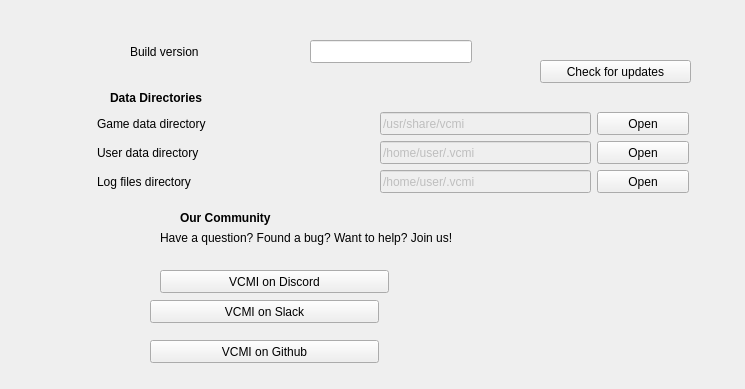
Qt form launcher/aboutProject/aboutproject_moc.ui (vcmi/vcmi) before a commit.
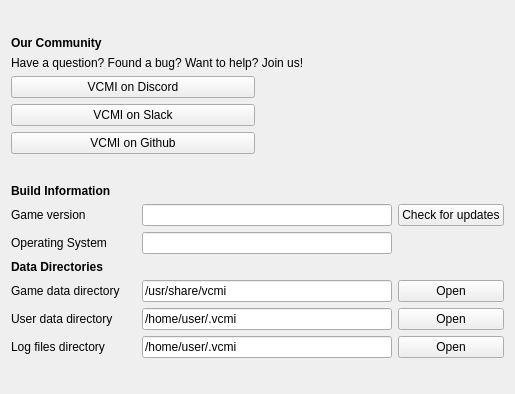
The same form after that commit.

Commit message: Added slightly better layout for "About" screen

Patch:
```diff
--- a/launcher/aboutProject/aboutproject_moc.ui
+++ b/launcher/aboutProject/aboutproject_moc.ui
@@ -6,189 +6,211 @@
    <rect>
     <x>0</x>
     <y>0</y>
-    <width>745</width>
-    <height>389</height>
+    <width>515</width>
+    <height>394</height>
    </rect>
   </property>
   <property name="windowTitle">
    <string/>
   </property>
-  <widget class="QPushButton" name="pushButtonSlack">
-   <property name="geometry">
-    <rect>
-     <x>150</x>
-     <y>300</y>
-     <width>229</width>
-     <height>23</height>
-    </rect>
-   </property>
-   <property name="text">
-    <string>VCMI on Slack</string>
-   </property>
-  </widget>
+  <layout class="QVBoxLayout" name="verticalLayout">
+   <item>
+    <spacer name="verticalSpacer_2">
+     <property name="orientation">
+      <enum>Qt::Vertical</enum>
+     </property>
+     <property name="sizeHint" stdset="0">
+      <size>
+       <width>20</width>
+       <height>40</height>
+      </size>
+     </property>
+    </spacer>
+   </item>
+   <item>
+    <layout class="QGridLayout" name="gridLayout_2">
+     <item row="2" column="0">
   <widget class="QPushButton" name="pushButtonDiscord">
-   <property name="geometry">
-    <rect>
-     <x>160</x>
-     <y>270</y>
-     <width>229</width>
-     <height>23</height>
-    </rect>
-   </property>
    <property name="text">
     <string>VCMI on Discord</string>
    </property>
   </widget>
-  <widget class="QPushButton" name="pushButtonGithub">
-   <property name="geometry">
-    <rect>
-     <x>150</x>
-     <y>340</y>
-     <width>229</width>
-     <height>23</height>
-    </rect>
-   </property>
-   <property name="text">
-    <string>VCMI on Github</string>
-   </property>
-  </widget>
+     </item>
+     <item row="1" column="0" colspan="2">
   <widget class="QLabel" name="labelLanguageSocial">
-   <property name="geometry">
-    <rect>
-     <x>160</x>
-     <y>230</y>
-     <width>331</width>
-     <height>16</height>
-    </rect>
-   </property>
    <property name="text">
     <string>Have a question? Found a bug? Want to help? Join us!</string>
    </property>
   </widget>
-  <widget class="QLabel" name="labelGameDir">
-   <property name="geometry">
-    <rect>
-     <x>97</x>
-     <y>112</y>
-     <width>277</width>
-     <height>23</height>
-    </rect>
-   </property>
+     </item>
+     <item row="4" column="0">
+      <widget class="QPushButton" name="pushButtonGithub">
+       <property name="text">
+        <string>VCMI on Github</string>
+       </property>
+      </widget>
+     </item>
+     <item row="0" column="0">
+      <widget class="QLabel" name="labelDataDirs_2">
+       <property name="minimumSize">
+        <size>
+         <width>200</width>
+         <height>0</height>
+        </size>
+       </property>
+       <property name="font">
+        <font>
+         <weight>75</weight>
+         <bold>true</bold>
+        </font>
+       </property>
    <property name="text">
-    <string>Game data directory</string>
-   </property>
-  </widget>
+        <string>Our Community</string>
+       </property>
+      </widget>
+     </item>
+     <item row="3" column="0">
+      <widget class="QPushButton" name="pushButtonSlack">
+       <property name="text">
+        <string>VCMI on Slack</string>
+       </property>
+      </widget>
+     </item>
+    </layout>
+   </item>
+   <item>
+    <spacer name="verticalSpacer">
+     <property name="orientation">
+      <enum>Qt::Vertical</enum>
+     </property>
+     <property name="sizeHint" stdset="0">
+      <size>
+       <width>20</width>
+       <height>40</height>
+      </size>
+     </property>
+    </spacer>
+   </item>
+   <item>
+    <layout class="QGridLayout" name="gridLayout" columnstretch="2,4,1">
+     <item row="0" column="0">
+      <widget class="QLabel" name="labelDataDirs_3">
+       <property name="minimumSize">
+        <size>
+         <width>0</width>
+         <height>0</height>
+        </size>
+       </property>
+       <property name="font">
+        <font>
+         <weight>75</weight>
+         <bold>true</bold>
+        </font>
+       </property>
+       <property name="text">
+        <string>Build Information</string>
+       </property>
+      </widget>
+     </item>
+     <item row="1" column="1">
+      <widget class="QLineEdit" name="lineEditBuildVersion">
+       <property name="text">
+        <string notr="true"/>
+       </property>
+       <property name="readOnly">
+        <bool>true</bool>
+       </property>
+      </widget>
+     </item>
+     <item row="5" column="0">
+      <widget class="QLabel" name="labelUserDataDir">
+       <property name="text">
+        <string>User data directory</string>
+       </property>
+      </widget>
+     </item>
+     <item row="5" column="2">
+      <widget class="QPushButton" name="openUserDataDir">
+       <property name="text">
+        <string>Open</string>
+       </property>
+      </widget>
+     </item>
+     <item row="6" column="2">
   <widget class="QPushButton" name="openTempDir">
-   <property name="geometry">
-    <rect>
-     <x>597</x>
-     <y>170</y>
-     <width>92</width>
-     <height>23</height>
-    </rect>
-   </property>
    <property name="text">
     <string>Open</string>
    </property>
   </widget>
+     </item>
+     <item row="1" column="2">
+      <widget class="QPushButton" name="updatesButton">
+       <property name="text">
+        <string>Check for updates</string>
+       </property>
+      </widget>
+     </item>
+     <item row="5" column="1">
+      <widget class="QLineEdit" name="lineEditUserDataDir">
+       <property name="enabled">
+        <bool>true</bool>
+       </property>
+       <property name="text">
+        <string notr="true">/home/user/.vcmi</string>
+       </property>
+       <property name="readOnly">
+        <bool>true</bool>
+       </property>
+      </widget>
+     </item>
+     <item row="1" column="0">
+      <widget class="QLabel" name="labelBuildVersionDesc">
+       <property name="text">
+        <string>Game version</string>
+       </property>
+      </widget>
+     </item>
+     <item row="6" column="0">
   <widget class="QLabel" name="labelTempDir">
-   <property name="geometry">
-    <rect>
-     <x>97</x>
-     <y>170</y>
-     <width>277</width>
-     <height>23</height>
-    </rect>
-   </property>
    <property name="text">
     <string>Log files directory</string>
    </property>
   </widget>
-  <widget class="QPushButton" name="openUserDataDir">
-   <property name="geometry">
-    <rect>
-     <x>597</x>
-     <y>141</y>
-     <width>92</width>
-     <height>23</height>
-    </rect>
+     </item>
+     <item row="3" column="0">
+      <widget class="QLabel" name="labelDataDirs">
+       <property name="font">
+        <font>
+         <weight>75</weight>
+         <bold>true</bold>
+        </font>
    </property>
    <property name="text">
-    <string>Open</string>
-   </property>
-  </widget>
-  <widget class="QLineEdit" name="lineEditUserDataDir">
-   <property name="enabled">
-    <bool>false</bool>
-   </property>
-   <property name="geometry">
-    <rect>
-     <x>380</x>
-     <y>141</y>
-     <width>211</width>
-     <height>23</height>
-    </rect>
-   </property>
-   <property name="text">
-    <string notr="true">/home/user/.vcmi</string>
-   </property>
-   <property name="readOnly">
-    <bool>true</bool>
-   </property>
-  </widget>
-  <widget class="QPushButton" name="openGameDataDir">
-   <property name="geometry">
-    <rect>
-     <x>597</x>
-     <y>112</y>
-     <width>92</width>
-     <height>23</height>
-    </rect>
-   </property>
-   <property name="text">
-    <string>Open</string>
-   </property>
-  </widget>
+        <string>Data Directories</string>
+       </property>
+      </widget>
+     </item>
+     <item row="4" column="1">
   <widget class="QLineEdit" name="lineEditGameDir">
    <property name="enabled">
-    <bool>false</bool>
-   </property>
-   <property name="geometry">
-    <rect>
-     <x>380</x>
-     <y>112</y>
-     <width>211</width>
-     <height>23</height>
-    </rect>
+        <bool>true</bool>
    </property>
    <property name="text">
     <string notr="true">/usr/share/vcmi</string>
    </property>
   </widget>
-  <widget class="QLabel" name="labelUserDataDir">
-   <property name="geometry">
-    <rect>
-     <x>97</x>
-     <y>141</y>
-     <width>277</width>
-     <height>23</height>
-    </rect>
-   </property>
+     </item>
+     <item row="4" column="2">
+      <widget class="QPushButton" name="openGameDataDir">
    <property name="text">
-    <string>User data directory</string>
-   </property>
-  </widget>
+        <string>Open</string>
+       </property>
+      </widget>
+     </item>
+     <item row="6" column="1">
   <widget class="QLineEdit" name="lineEditTempDir">
    <property name="enabled">
-    <bool>false</bool>
-   </property>
-   <property name="geometry">
-    <rect>
-     <x>380</x>
-     <y>170</y>
-     <width>211</width>
-     <height>23</height>
-    </rect>
+        <bool>true</bool>
    </property>
    <property name="text">
     <string notr="true">/home/user/.vcmi</string>
@@ -197,34 +219,23 @@
     <bool>true</bool>
    </property>
   </widget>
-  <widget class="QLabel" name="labelDataDirs">
-   <property name="geometry">
-    <rect>
-     <x>110</x>
-     <y>90</y>
-     <width>277</width>
-     <height>15</height>
-    </rect>
-   </property>
-   <property name="font">
-    <font>
-     <weight>75</weight>
-     <bold>true</bold>
-    </font>
-   </property>
+     </item>
+     <item row="4" column="0">
+      <widget class="QLabel" name="labelGameDir">
    <property name="text">
-    <string>Data Directories</string>
-   </property>
-  </widget>
-  <widget class="QLineEdit" name="lineEditBuildVersion">
-   <property name="geometry">
-    <rect>
-     <x>310</x>
-     <y>40</y>
-     <width>162</width>
-     <height>23</height>
-    </rect>
-   </property>
+        <string>Game data directory</string>
+       </property>
+      </widget>
+     </item>
+     <item row="2" column="0">
+      <widget class="QLabel" name="labelOperatingSystem">
+       <property name="text">
+        <string>Operating System</string>
+       </property>
+      </widget>
+     </item>
+     <item row="2" column="1">
+      <widget class="QLineEdit" name="lineEditOperatingSystem">
    <property name="text">
     <string notr="true"/>
    </property>
@@ -232,51 +243,23 @@
     <bool>true</bool>
    </property>
   </widget>
-  <widget class="QLabel" name="labelBuildVersionDesc">
-   <property name="geometry">
-    <rect>
-     <x>130</x>
-     <y>40</y>
-     <width>151</width>
-     <height>23</height>
-    </rect>
-   </property>
-   <property name="text">
-    <string>Build version</string>
-   </property>
-  </widget>
-  <widget class="QPushButton" name="updatesButton">
-   <property name="geometry">
-    <rect>
-     <x>540</x>
-     <y>60</y>
-     <width>151</width>
-     <height>23</height>
-    </rect>
-   </property>
-   <property name="text">
-    <string>Check for updates</string>
-   </property>
-  </widget>
-  <widget class="QLabel" name="labelDataDirs_2">
-   <property name="geometry">
-    <rect>
-     <x>180</x>
-     <y>210</y>
-     <width>277</width>
-     <height>15</height>
-    </rect>
-   </property>
-   <property name="font">
-    <font>
-     <weight>75</weight>
-     <bold>true</bold>
-    </font>
-   </property>
-   <property name="text">
-    <string>Our Community</string>
-   </property>
-  </widget>
+     </item>
+    </layout>
+   </item>
+   <item>
+    <spacer name="verticalSpacer_3">
+     <property name="orientation">
+      <enum>Qt::Vertical</enum>
+     </property>
+     <property name="sizeHint" stdset="0">
+      <size>
+       <width>20</width>
+       <height>40</height>
+      </size>
+     </property>
+    </spacer>
+   </item>
+  </layout>
  </widget>
  <resources/>
  <connections/>
```
Lines whose indentation alone changed are shown as unchanged. The commit also changes 6 other files.
